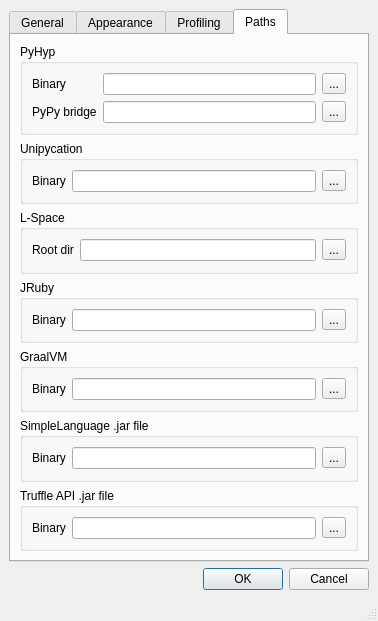
Old version of the form lib/eco/gui/settings.ui in the repository softdevteam/eco.
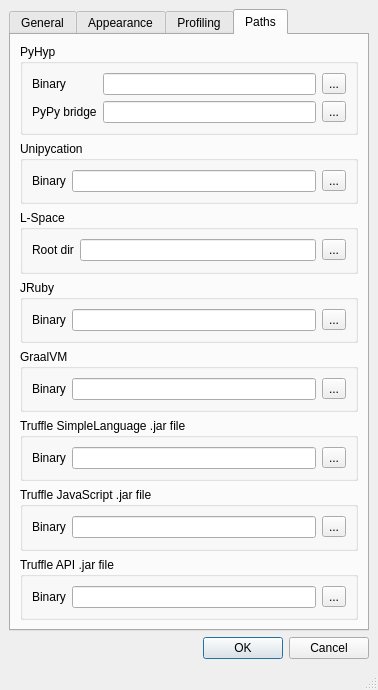
New version of the form. The open tabs and pages were chosen to show the change. Icons and pictures are not drawn.

Commit message: Add JRuby+JavaScript grammar option. Includes exporter and option in Settings dialog to set the path to a Truffle / JS JAR file.

What changed in the file:
```diff
--- a/lib/eco/gui/settings.ui
+++ b/lib/eco/gui/settings.ui
@@ -609,7 +609,7 @@
         <item>
          <widget class="QGroupBox" name="groupBox_10">
           <property name="title">
-           <string>SimpleLanguage .jar file</string>
+           <string>Truffle SimpleLanguage .jar file</string>
           </property>
           <layout class="QFormLayout" name="formLayout_11">
            <item row="0" column="1">
@@ -648,7 +648,7 @@
         <item>
          <widget class="QGroupBox" name="groupBox_10">
           <property name="title">
-           <string>Truffle API .jar file</string>
+           <string>Truffle JavaScript .jar file</string>
           </property>
           <layout class="QFormLayout" name="formLayout_12">
            <item row="0" column="1">
@@ -660,6 +660,45 @@
               <number>0</number>
              </property>
              <item>
+              <widget class="QLineEdit" name="env_js_jar"/>
+             </item>
+             <item>
+              <widget class="QToolButton" name="btjsjar">
+               <property name="text">
+                <string>...</string>
+               </property>
+              </widget>
+             </item>
+            </layout>
+           </item>
+           <item row="0" column="0">
+            <widget class="QLabel" name="label_17">
+             <property name="text">
+              <string>Binary</string>
+             </property>
+             <property name="buddy">
+              <cstring>env_js_jar</cstring>
+             </property>
+            </widget>
+           </item>
+          </layout>
+         </widget>
+        </item>
+        <item>
+         <widget class="QGroupBox" name="groupBox_11">
+          <property name="title">
+           <string>Truffle API .jar file</string>
+          </property>
+          <layout class="QFormLayout" name="formLayout_13">
+           <item row="0" column="1">
+            <layout class="QHBoxLayout" name="horizontalLayout_10">
+             <property name="leftMargin">
+              <number>0</number>
+             </property>
+             <property name="topMargin">
+              <number>0</number>
+             </property>
+             <item>
               <widget class="QLineEdit" name="env_truffle_jar"/>
              </item>
              <item>
@@ -672,7 +711,7 @@
             </layout>
            </item>
            <item row="0" column="0">
-            <widget class="QLabel" name="label_17">
+            <widget class="QLabel" name="label_18">
              <property name="text">
               <string>Binary</string>
              </property>
```
Left out of the diff: 2 changed lines with no effect on the pictures. The commit also changes 3 other files.
